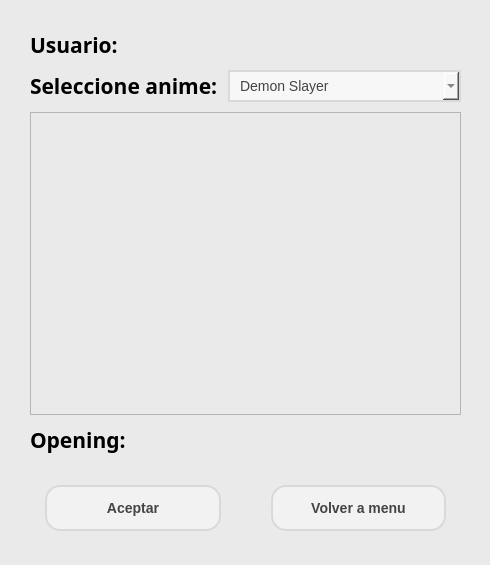
This is menu_usuario/Qt/window_main.ui in nvargas24/Sistema_medicion_de_rodamientos-SMR as Qt 5 draws it before an edit. The edited form follows.
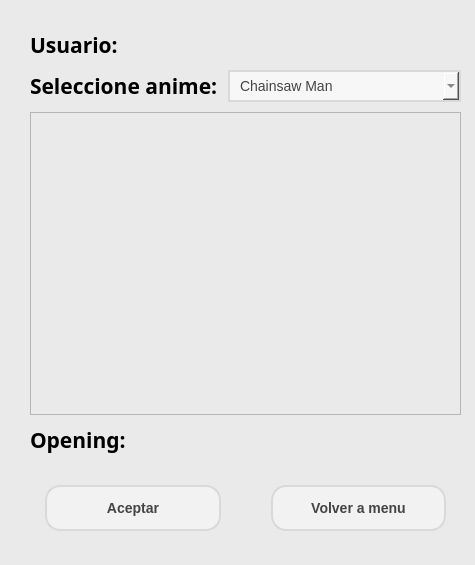
This is the edited form. Icons and pictures are not drawn.

```diff
--- a/menu_usuario/Qt/window_main.ui
+++ b/menu_usuario/Qt/window_main.ui
@@ -6,7 +6,7 @@
    <rect>
     <x>0</x>
     <y>0</y>
-    <width>490</width>
+    <width>475</width>
     <height>565</height>
    </rect>
   </property>
@@ -123,7 +123,7 @@
 </string>
          </property>
          <property name="currentText">
-          <string>Demon Slayer</string>
+          <string>Chainsaw Man</string>
          </property>
          <property name="currentIndex">
           <number>0</number>
@@ -142,7 +142,7 @@
          </property>
          <item>
           <property name="text">
-           <string>Demon Slayer</string>
+           <string>Chainsaw Man</string>
           </property>
          </item>
          <item>
@@ -175,9 +175,9 @@
        <widget class="QLabel" name="image">
         <property name="geometry">
          <rect>
-          <x>10</x>
+          <x>20</x>
           <y>10</y>
-          <width>401</width>
+          <width>391</width>
           <height>271</height>
          </rect>
         </property>
```
Left out of the diff: 12 changed lines with no effect on the pictures.
